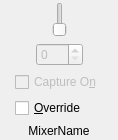
First picture: the form in plugins/alsa-sound/alsa-mixer-element-ui.ui, repository pbek/kradio, before the edit.
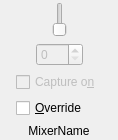
Second picture: the form after the edit. Custom widgets are drawn as their Qt base class.

Patch:
```diff
--- a/plugins/alsa-sound/alsa-mixer-element-ui.ui
+++ b/plugins/alsa-sound/alsa-mixer-element-ui.ui
@@ -170,7 +170,7 @@
           <bool>false</bool>
          </property>
          <property name="text">
-          <string>Capture O&amp;n</string>
+          <string>Capture o&amp;n</string>
          </property>
         </widget>
        </item>
```
